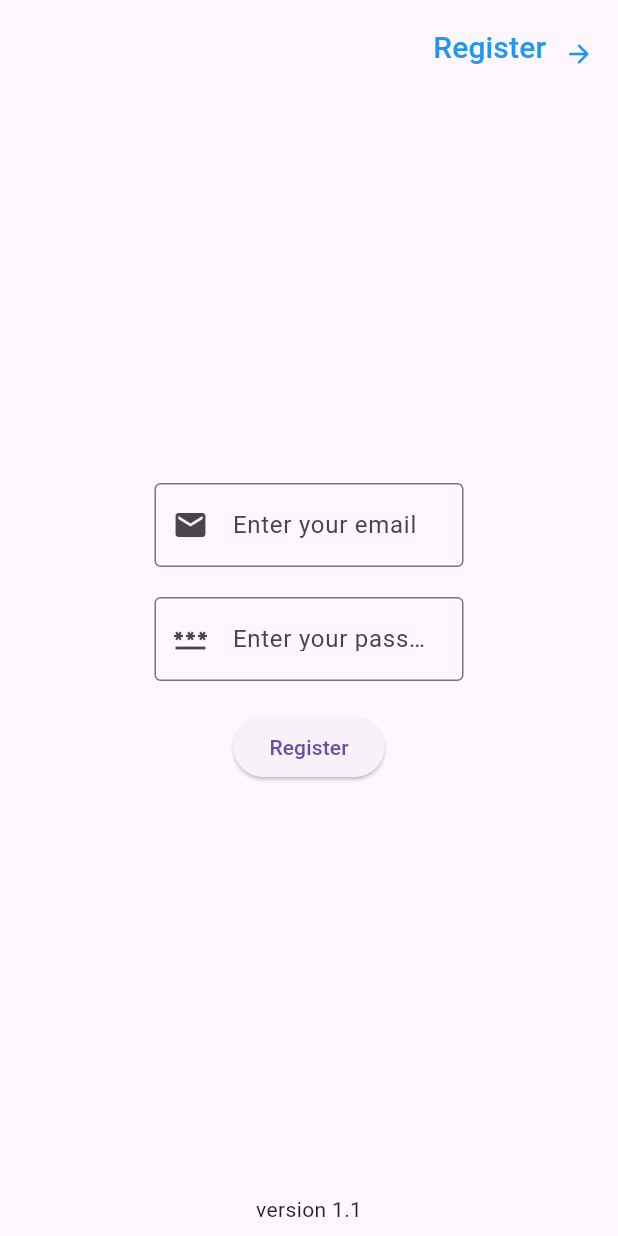
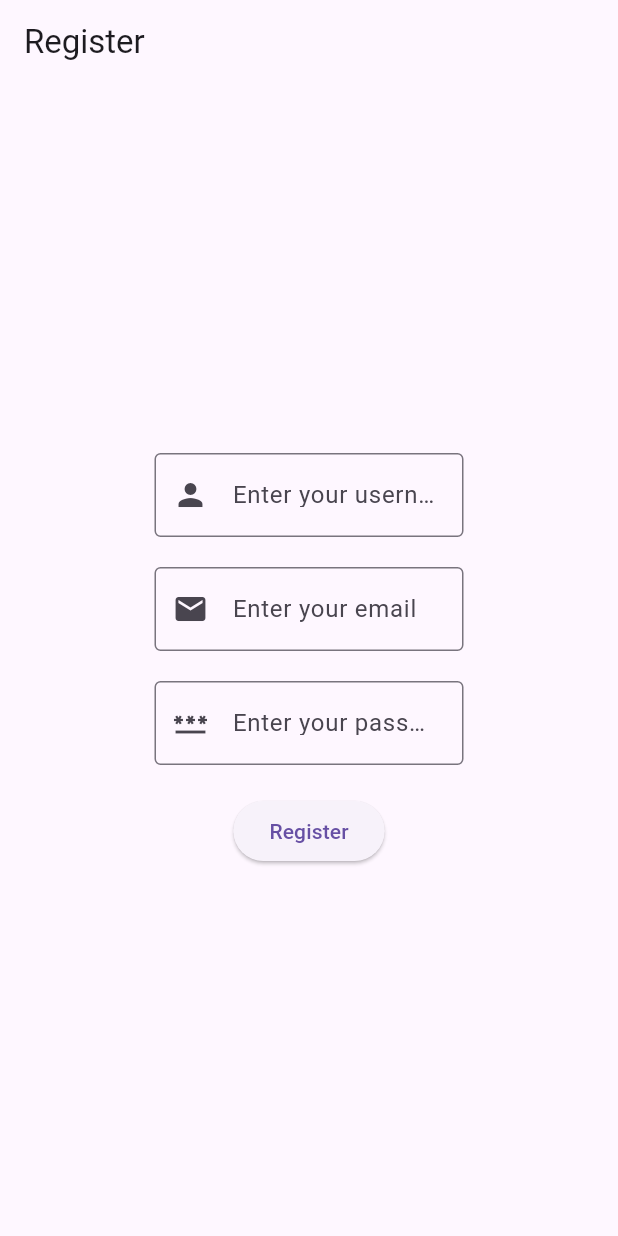
Before and after one commit to Yasin4261/Macchiato-POS, a Flutter app: the RegisterPage screen opened by its route, on a phone screen of 412 x 824 dp. Run offline on Flutter 3.47's test engine with Material 3 defaults, Android fonts, the light colour scheme and no system bars; our stand-ins replace fluttertoast, go_router, shared_preferences; accounts and stored records are empty; network calls fail.

Commit message:
Fix register bugs

```diff
--- a/macchiato_pos/lib/main.dart
+++ b/macchiato_pos/lib/main.dart
@@ -2,11 +2,11 @@ import 'package:flutter/material.dart';
 import 'package:macchiato_pos/routers/app_router.dart';
 
 void main() {
-  runApp(MyApp());
+  runApp(const MyApp());
 }
 
 class MyApp extends StatelessWidget {
-  MyApp({Key? key}) : super(key: key);
+  const MyApp({super.key});
 
   @override
   Widget build(BuildContext context) {
--- a/macchiato_pos/lib/routers/app_router.dart
+++ b/macchiato_pos/lib/routers/app_router.dart
@@ -1,4 +1,3 @@
-import 'package:flutter/material.dart';
 import 'package:go_router/go_router.dart';
 import 'package:macchiato_pos/views/home_page.dart';
 import 'package:macchiato_pos/views/login_page.dart';
--- a/macchiato_pos/lib/views/register_page.dart
+++ b/macchiato_pos/lib/views/register_page.dart
@@ -1,15 +1,15 @@
 import 'package:flutter/material.dart';
-import 'package:go_router/go_router.dart';
 import 'package:macchiato_pos/services/auth_service.dart';
 
 class RegisterPage extends StatefulWidget {
-  const RegisterPage({super.key});
+  const RegisterPage({Key? key}) : super(key: key);
 
   @override
   State<RegisterPage> createState() => _RegisterPageState();
 }
 
 class _RegisterPageState extends State<RegisterPage> {
+  final TextEditingController _usernameController = TextEditingController();
   final TextEditingController _emailController = TextEditingController();
   final TextEditingController _passwordController = TextEditingController();
   final AuthService _authService = AuthService();
@@ -18,10 +18,14 @@ class _RegisterPageState extends State<RegisterPage> {
   Future<void> _register() async {
     try {
       await _authService.register(
+        _usernameController.text,
         _emailController.text,
         _passwordController.text,
       );
-      context.go('/home');
+      setState(() {
+        _errorMessage = ''; // Başarılı kayıt işleminden sonra hata mesajını temizleyin.
+      });
+      Navigator.pop(context); // Kayıt başarılı olursa login sayfasına geri dönün.
     } catch (e) {
       setState(() {
         _errorMessage = 'Failed to register: $e';
@@ -32,38 +36,26 @@ class _RegisterPageState extends State<RegisterPage> {
   @override
   Widget build(BuildContext context) {
     double screenWidth = MediaQuery.of(context).size.width;
-    return SafeArea(
-      child: Scaffold(
-        body: Column(
-          mainAxisAlignment: MainAxisAlignment.spaceBetween,
+    return Scaffold(
+      appBar: AppBar(
+        title: const Text('Register'),
+      ),
+      body: Center(
+        child: SizedBox(
+          width: screenWidth / 2,
+          child: Column(
+            mainAxisAlignment: MainAxisAlignment.center,
             children: [
-            const Row(
-              mainAxisAlignment: MainAxisAlignment.end,
-              children: [
-                Padding(
-                  padding: EdgeInsets.only(top: 8),
-                  child: TextButton(
-                    onPressed: null,
-                    child: Text(
-                      "Register",
-                      style: TextStyle(color: Colors.blue, fontSize: 20.0),
+              TextField(
+                controller: _usernameController,
+                decoration: const InputDecoration(
+                  border: OutlineInputBorder(),
+                  labelText: 'Enter your username',
+                  hintText: 'Username',
+                  prefixIcon: Icon(Icons.person),
                 ),
               ),
-                ),
-                Padding(
-                  padding: EdgeInsets.only(right: 16.0, top: 16),
-                  child: Icon(
-                    Icons.arrow_forward_rounded,
-                    color: Colors.blue,
-                    size: 20.0,
-                  ),
-                ),
-              ],
-            ),
-            SizedBox(
-              width: screenWidth / 2,
-              child: Column(
-                children: [
+              const SizedBox(height: 20),
               TextField(
                 controller: _emailController,
                 decoration: const InputDecoration(
@@ -99,15 +91,6 @@ class _RegisterPageState extends State<RegisterPage> {
             ],
           ),
         ),
-            const Padding(
-              padding: EdgeInsets.all(8.0),
-              child: Text(
-                "version 1.1",
-                style: TextStyle(color: Colors.black87),
-              ),
-            ),
-          ],
-        ),
       ),
     );
   }
--- a/macchiato_pos/pubspec.yaml
+++ b/macchiato_pos/pubspec.yaml
@@ -38,6 +38,7 @@ dependencies:
   go_router: ^14.2.0
   http: ^1.2.1
   shared_preferences: ^2.2.3
+  fluttertoast: ^8.2.6
 
 dev_dependencies:
   flutter_test:
```
Also changed, not shown: macchiato_pos/lib/services/auth_service.dart (+29 -42 lines), macchiato_pos/lib/speed_code/__main.dart (added, +36 -0 lines), macchiato_pos/lib/viewmodels/time_viewmodel.dart (+7 -4 lines), macchiato_pos/lib/views/login_page.dart (+48 -48 lines). Lines whose indentation alone changed are shown as unchanged.
